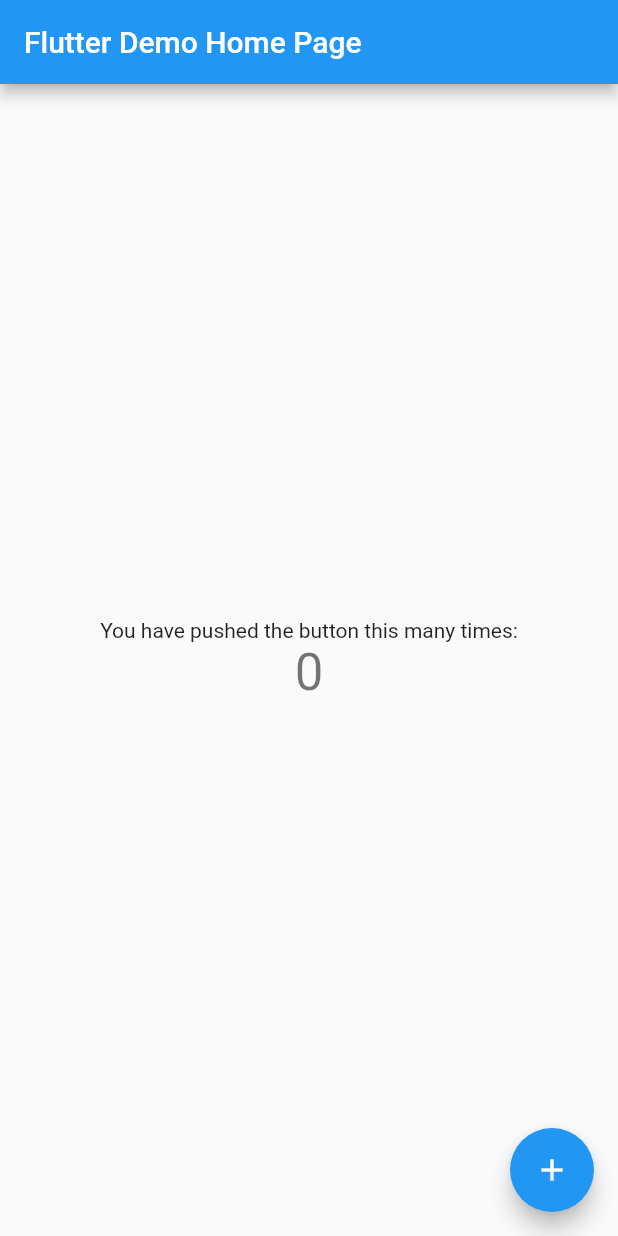
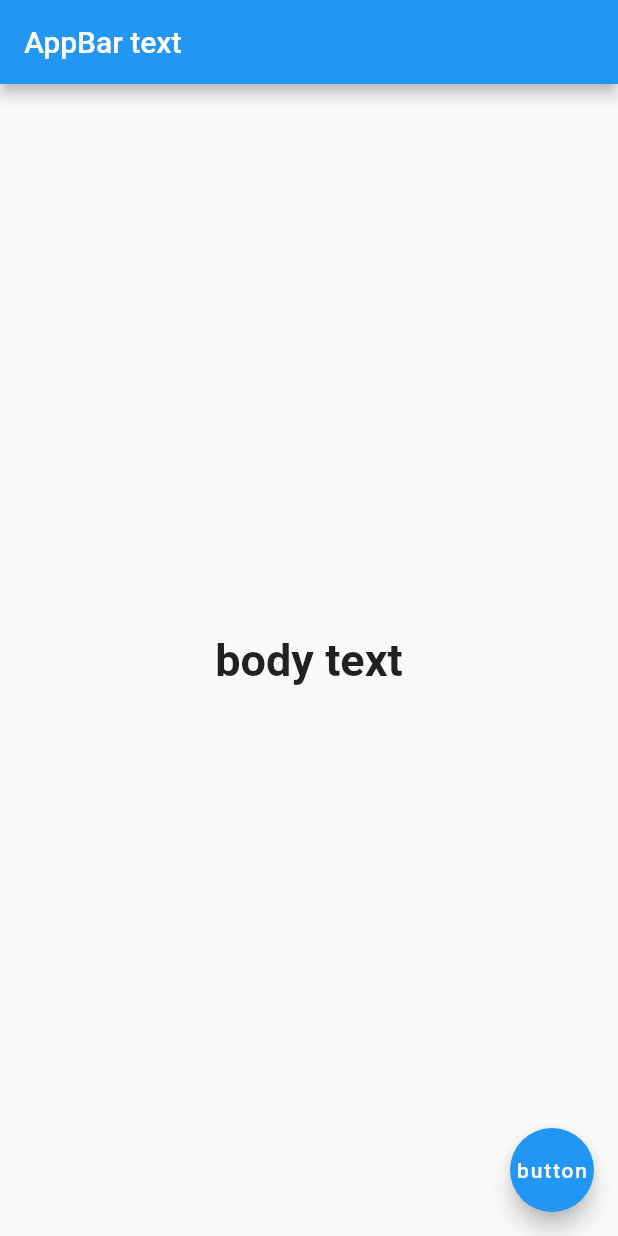
Before and after one commit to kozohorsky/flutterApp, a Flutter app: the screen it shows after launch, on a phone screen of 412 x 824 dp. Run offline on Flutter 3.47's test engine with Material 2 defaults, Android fonts, the phone set to English and light mode, and no system bars.

Commit message:
Staless widget

```diff
--- a/flutter_app/lib/main.dart
+++ b/flutter_app/lib/main.dart
@@ -1,113 +1,24 @@
 import 'package:flutter/material.dart';
+import 'package:flutter/semantics.dart';
 
-void main() {
-  runApp(MyApp());
-}
+void main() => runApp(MaterialApp(home: Home()));
 
-class MyApp extends StatelessWidget {
-  // This widget is the root of your application.
+class Home extends StatelessWidget {
   @override
   Widget build(BuildContext context) {
-    return MaterialApp(
-      title: 'Flutter Demoo',
-      theme: ThemeData(
-        // This is the theme of your application.
-        //
-        // Try running your application with "flutter run". You'll see the
-        // application has a blue toolbar. Then, without quitting the app, try
-        // changing the primarySwatch below to Colors.green and then invoke
-        // "hot reload" (press "r" in the console where you ran "flutter run",
-        // or simply save your changes to "hot reload" in a Flutter IDE).
-        // Notice that the counter didn't reset back to zero; the application
-        // is not restarted.
-        primarySwatch: Colors.blue,
+    return Scaffold(
+      appBar: AppBar(
+        title: Text('AppBar text'),
       ),
-      home: MyHomePage(title: 'Flutter Demo Home Page'),
+      body: Center(
+        child: Text(
+          'body text',
+          style: TextStyle(fontSize: 30.0, fontWeight: FontWeight.bold),
+        ),
+      ),
+      floatingActionButton: FloatingActionButton(
+        child: Text('button'),
+      ),
     );
   }
 }
-
-class MyHomePage extends StatefulWidget {
-  MyHomePage({Key key, this.title}) : super(key: key);
-
-  // This widget is the home page of your application. It is stateful, meaning
-  // that it has a State object (defined below) that contains fields that affect
-  // how it looks.
-
-  // This class is the configuration for the state. It holds the values (in this
-  // case the title) provided by the parent (in this case the App widget) and
-  // used by the build method of the State. Fields in a Widget subclass are
-  // always marked "final".
-
-  final String title;
-
-  @override
-  _MyHomePageState createState() => _MyHomePageState();
-}
-
-class _MyHomePageState extends State<MyHomePage> {
-  int _counter = 0;
-
-  void _incrementCounter() {
-    setState(() {
-      // This call to setState tells the Flutter framework that something has
-      // changed in this State, which causes it to rerun the build method below
-      // so that the display can reflect the updated values. If we changed
-      // _counter without calling setState(), then the build method would not be
-      // called again, and so nothing would appear to happen.
-      _counter++;
-    });
-  }
-
-  @override
-  Widget build(BuildContext context) {
-    // This method is rerun every time setState is called, for instance as done
-    // by the _incrementCounter method above.
-    //
-    // The Flutter framework has been optimized to make rerunning build methods
-    // fast, so that you can just rebuild anything that needs updating rather
-    // than having to individually change instances of widgets.
-    return Scaffold(
-      appBar: AppBar(
-        // Here we take the value from the MyHomePage object that was created by
-        // the App.build method, and use it to set our appbar title.
-        title: Text(widget.title),
-      ),
-      body: Center(
-        // Center is a layout widget. It takes a single child and positions it
-        // in the middle of the parent.
-        child: Column(
-          // Column is also a layout widget. It takes a list of children and
-          // arranges them vertically. By default, it sizes itself to fit its
-          // children horizontally, and tries to be as tall as its parent.
-          //
-          // Invoke "debug painting" (press "p" in the console, choose the
-          // "Toggle Debug Paint" action from the Flutter Inspector in Android
-          // Studio, or the "Toggle Debug Paint" command in Visual Studio Code)
-          // to see the wireframe for each widget.
-          //
-          // Column has various properties to control how it sizes itself and
-          // how it positions its children. Here we use mainAxisAlignment to
-          // center the children vertically; the main axis here is the vertical
-          // axis because Columns are vertical (the cross axis would be
-          // horizontal).
-          mainAxisAlignment: MainAxisAlignment.center,
-          children: <Widget>[
-            Text(
-              'You have pushed the button this many times:',
-            ),
-            Text(
-              '$_counter',
-              style: Theme.of(context).textTheme.headline4,
-            ),
-          ],
-        ),
-      ),
-      floatingActionButton: FloatingActionButton(
-        onPressed: _incrementCounter,
-        tooltip: 'Increment',
-        child: Icon(Icons.add),
-      ), // This trailing comma makes auto-formatting nicer for build methods.
-    );
-  }
-}
```
Also changed, not shown: flutter_app/pubspec.lock, 2 other files.
